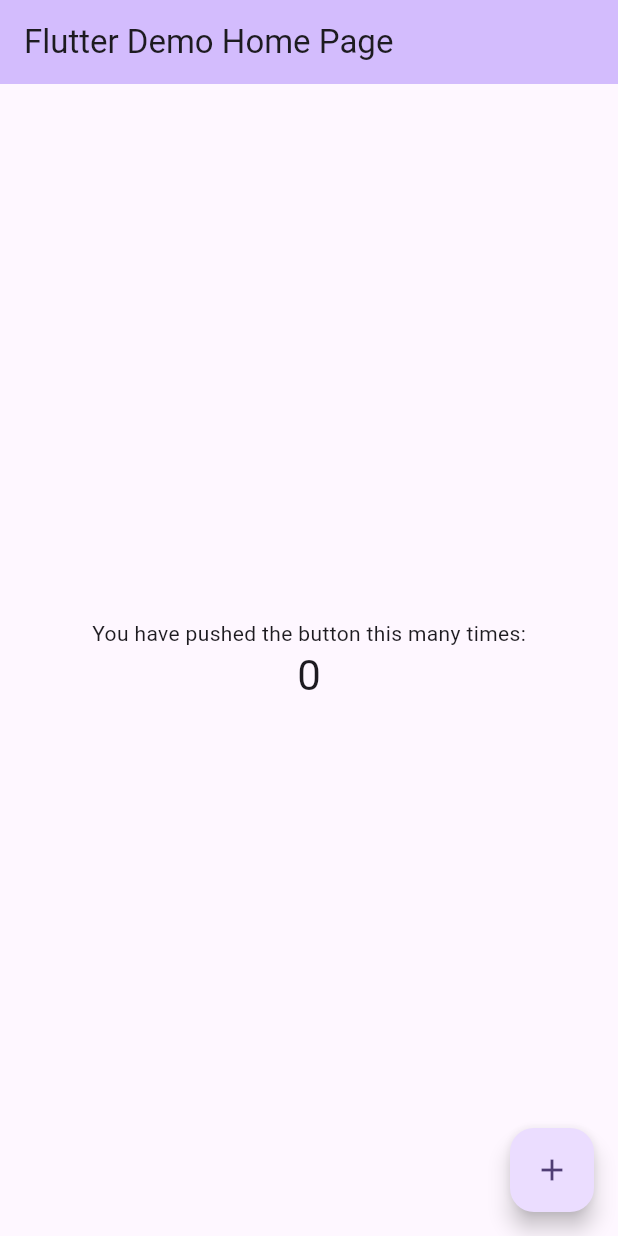
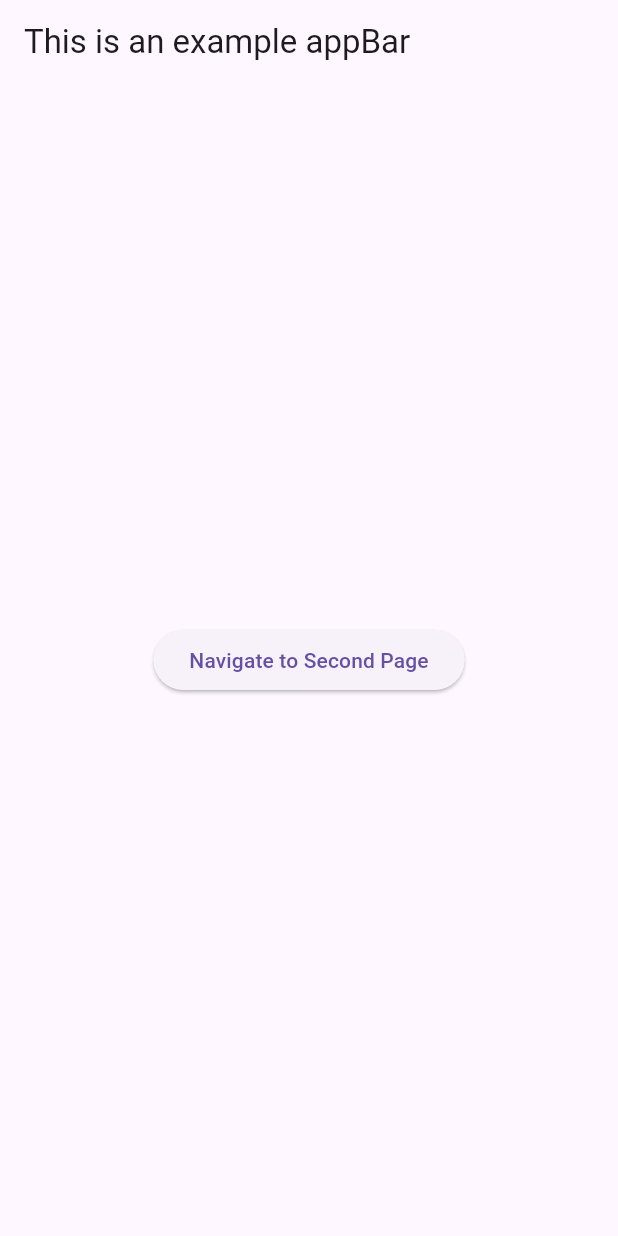
Before and after one commit to SantiVelez1012/modular_example_app, a Flutter app: the screen it shows after launch, on a phone screen of 412 x 824 dp. Run offline on Flutter 3.47's test engine with Material 3 defaults, Android fonts, the phone set to English and light mode, and no system bars; our stand-ins replace flutter_modular.

Commit message:
creating screens example, starting to integrate flutter driver

```diff
--- /dev/null
+++ b/lib/app_widget.dart
@@ -0,0 +1,17 @@
+import 'package:flutter/material.dart';
+import 'package:flutter_modular/flutter_modular.dart';
+
+class AppWidget extends StatelessWidget {
+  const AppWidget({super.key});
+
+  @override
+  Widget build(BuildContext context) {
+    return MaterialApp.router(
+      title: 'Initial app',
+      theme: ThemeData(primarySwatch: Colors.blue),
+      debugShowCheckedModeBanner: false,
+      routerConfig: Modular.routerConfig,
+    );
+
+  }
+}
--- a/lib/main.dart
+++ b/lib/main.dart
@@ -1,125 +1,8 @@
 import 'package:flutter/material.dart';
+import 'package:flutter_modular/flutter_modular.dart';
+import 'package:modular_example_app/app_module.dart';
+import 'package:modular_example_app/app_widget.dart';
 
-void main() {
-  runApp(const MyApp());
+void main(){
+  return runApp(ModularApp(module: AppModule(), child: const AppWidget()));
 }
-
-class MyApp extends StatelessWidget {
-  const MyApp({super.key});
-
-  // This widget is the root of your application.
-  @override
-  Widget build(BuildContext context) {
-    return MaterialApp(
-      title: 'Flutter Demo',
-      theme: ThemeData(
-        // This is the theme of your application.
-        //
-        // TRY THIS: Try running your application with "flutter run". You'll see
-        // the application has a purple toolbar. Then, without quitting the app,
-        // try changing the seedColor in the colorScheme below to Colors.green
-        // and then invoke "hot reload" (save your changes or press the "hot
-        // reload" button in a Flutter-supported IDE, or press "r" if you used
-        // the command line to start the app).
-        //
-        // Notice that the counter didn't reset back to zero; the application
-        // state is not lost during the reload. To reset the state, use hot
-        // restart instead.
-        //
-        // This works for code too, not just values: Most code changes can be
-        // tested with just a hot reload.
-        colorScheme: ColorScheme.fromSeed(seedColor: Colors.deepPurple),
-        useMaterial3: true,
-      ),
-      home: const MyHomePage(title: 'Flutter Demo Home Page'),
-    );
-  }
-}
-
-class MyHomePage extends StatefulWidget {
-  const MyHomePage({super.key, required this.title});
-
-  // This widget is the home page of your application. It is stateful, meaning
-  // that it has a State object (defined below) that contains fields that affect
-  // how it looks.
-
-  // This class is the configuration for the state. It holds the values (in this
-  // case the title) provided by the parent (in this case the App widget) and
-  // used by the build method of the State. Fields in a Widget subclass are
-  // always marked "final".
-
-  final String title;
-
-  @override
-  State<MyHomePage> createState() => _MyHomePageState();
-}
-
-class _MyHomePageState extends State<MyHomePage> {
-  int _counter = 0;
-
-  void _incrementCounter() {
-    setState(() {
-      // This call to setState tells the Flutter framework that something has
-      // changed in this State, which causes it to rerun the build method below
-      // so that the display can reflect the updated values. If we changed
-      // _counter without calling setState(), then the build method would not be
-      // called again, and so nothing would appear to happen.
-      _counter++;
-    });
-  }
-
-  @override
-  Widget build(BuildContext context) {
-    // This method is rerun every time setState is called, for instance as done
-    // by the _incrementCounter method above.
-    //
-    // The Flutter framework has been optimized to make rerunning build methods
-    // fast, so that you can just rebuild anything that needs updating rather
-    // than having to individually change instances of widgets.
-    return Scaffold(
-      appBar: AppBar(
-        // TRY THIS: Try changing the color here to a specific color (to
-        // Colors.amber, perhaps?) and trigger a hot reload to see the AppBar
-        // change color while the other colors stay the same.
-        backgroundColor: Theme.of(context).colorScheme.inversePrimary,
-        // Here we take the value from the MyHomePage object that was created by
-        // the App.build method, and use it to set our appbar title.
-        title: Text(widget.title),
-      ),
-      body: Center(
-        // Center is a layout widget. It takes a single child and positions it
-        // in the middle of the parent.
-        child: Column(
-          // Column is also a layout widget. It takes a list of children and
-          // arranges them vertically. By default, it sizes itself to fit its
-          // children horizontally, and tries to be as tall as its parent.
-          //
-          // Column has various properties to control how it sizes itself and
-          // how it positions its children. Here we use mainAxisAlignment to
-          // center the children vertically; the main axis here is the vertical
-          // axis because Columns are vertical (the cross axis would be
-          // horizontal).
-          //
-          // TRY THIS: Invoke "debug painting" (choose the "Toggle Debug Paint"
-          // action in the IDE, or press "p" in the console), to see the
-          // wireframe for each widget.
-          mainAxisAlignment: MainAxisAlignment.center,
-          children: <Widget>[
-            const Text(
-              'You have pushed the button this many times:',
-            ),
-            Text(
-              '$_counter',
-              style: Theme.of(context).textTheme.headlineMedium,
-            ),
-          ],
-        ),
-      ),
-      floatingActionButton: FloatingActionButton(
-        onPressed: _incrementCounter,
-        tooltip: 'Increment',
-        child: const Icon(Icons.add),
-      ), // This trailing comma makes auto-formatting nicer for build methods.
-    );
-  }
-}
--- /dev/null
+++ b/lib/pages/home_page/home_page.dart
@@ -0,0 +1,21 @@
+import 'package:flutter/material.dart';
+import 'package:flutter_modular/flutter_modular.dart';
+
+class HomePage extends StatelessWidget {
+  const HomePage({super.key});
+
+  @override
+  Widget build(BuildContext context) {
+    return Scaffold(
+        appBar: AppBar(
+          title: const Text('This is an example appBar')
+        ),
+        body: Center(
+          child: ElevatedButton(
+          onPressed: () => Modular.to.navigate('/layout-example'),
+          child: const Text('Navigate to Second Page'),
+        ),
+        ),
+    );
+  }
+}
--- a/pubspec.yaml
+++ b/pubspec.yaml
@@ -60,8 +60,8 @@ flutter:
   uses-material-design: true
 
   # To add assets to your application, add an assets section, like this:
-  # assets:
-  #   - images/a_dot_burr.jpeg
+  assets:
+    - assets/images/image.jpg
   #   - images/a_dot_ham.jpeg
 
   # An image asset can refer to one or more resolution-specific "variants", see
```
Also changed, not shown: lib/app_module.dart (added, +15 -0 lines), lib/pages/layout_example_page/layout_example_page.dart (added, +41 -0 lines), lib/pages/layout_example_page/widgets/buttons_section/buttons_section.dart (added, +48 -0 lines), lib/pages/layout_example_page/widgets/image_section/image_section.dart (added, +18 -0 lines), lib/pages/layout_example_page/widgets/text_section/text_section.dart (added, +18 -0 lines), lib/pages/layout_example_page/widgets/title_section/title_section.dart (added, +82 -0 lines), 1 other file.
